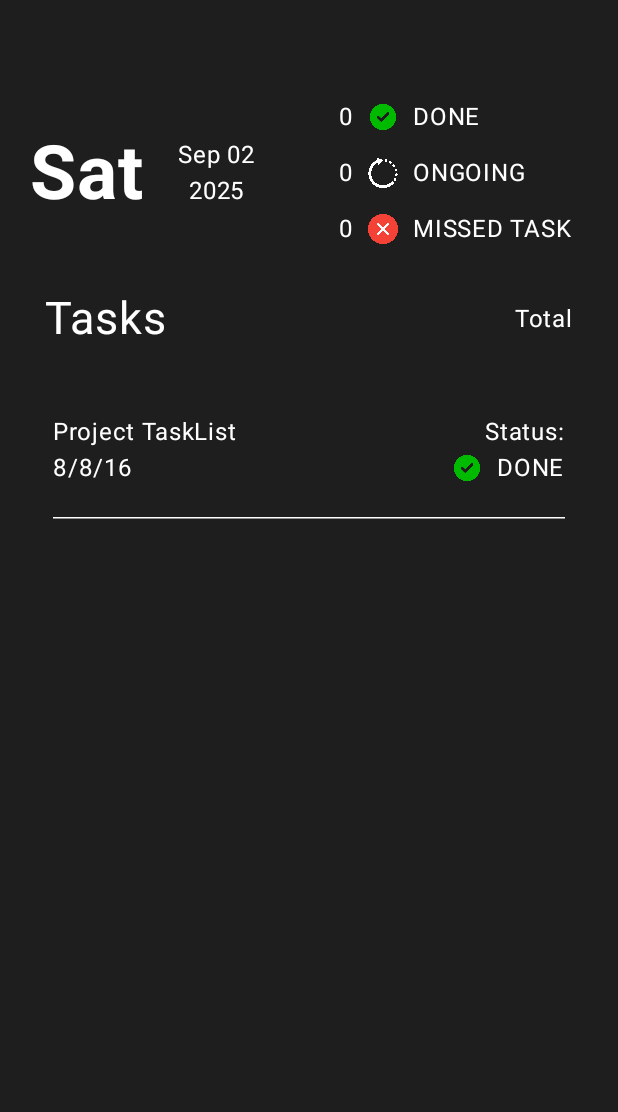
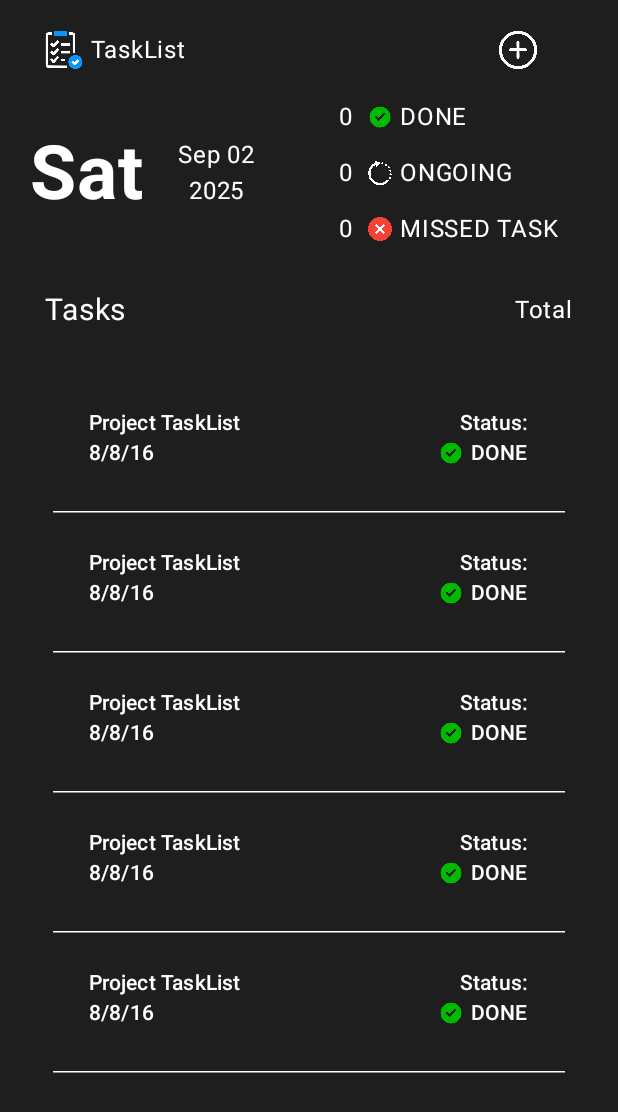
Before and after one commit to AndriQuinn/task-list-app-android, an Android app built with Jetpack Compose: the @Preview function GreetingPreview, on a phone screen of 412 x 824 dp. Shown: the top 1112 px of the screen. Run offline under Robolectric (Android 15) with nearby library versions, the phone set to English and light mode, and no system bars.

Commit message:
Added content navbar

```diff
--- a/app/src/main/java/com/example/tasklist/ui/theme/components/Components.kt
+++ b/app/src/main/java/com/example/tasklist/ui/theme/components/Components.kt
@@ -127,9 +127,9 @@ fun StatusIndicator(
         Image(
             painter = painterResource(statusType.icon),
             contentDescription = "status icon",
-            modifier = Modifier.size(20.dp)
+            modifier = Modifier.size(16.dp)
         )
-        Spacer(Modifier.width(10.dp))
+        Spacer(Modifier.width(5.dp))
         Text(
             text = statusType.statusName,
             color = Color.White
--- a/app/src/main/java/com/example/tasklist/ui/theme/screen/HomeScreen.kt
+++ b/app/src/main/java/com/example/tasklist/ui/theme/screen/HomeScreen.kt
@@ -24,9 +24,17 @@ import com.example.tasklist.ui.theme.components.DateBanner
 import com.example.tasklist.ui.theme.components.StatusIndicatorBar
 import com.example.tasklist.ui.theme.TaskListTheme
 import androidx.compose.foundation.layout.height
+import androidx.compose.material3.Button
+import androidx.compose.material3.ButtonDefaults.buttonColors
 import androidx.compose.material3.HorizontalDivider
+import androidx.compose.ui.res.painterResource
 import androidx.compose.ui.unit.dp
+import com.example.tasklist.R
 import com.example.tasklist.ui.theme.components.StatusIndicator
+import androidx.compose.foundation.Image
+import androidx.compose.foundation.layout.fillMaxHeight
+import androidx.compose.foundation.layout.size
+import androidx.compose.foundation.layout.width
 
 
 @Composable
@@ -83,9 +91,40 @@ fun TopBanner(
 @Composable
 fun NavBar(modifier: Modifier = Modifier) {
     Row(
-        modifier = modifier.fillMaxSize()
+        verticalAlignment = Alignment.CenterVertically,
+        horizontalArrangement = Arrangement.SpaceBetween,
+        modifier = modifier
+            .padding(horizontal = 30.dp)
+            .fillMaxSize()
     ) {
-
+        Row(
+            modifier = modifier.fillMaxHeight(),
+            verticalAlignment = Alignment.CenterVertically
+        ) {
+            Image(
+                painter = painterResource(R.drawable.logo_icon),
+                contentDescription = "logo image",
+                modifier = Modifier.size(25.dp)
+            )
+            Spacer(Modifier.width(5.dp))
+            Text (
+                text = "TaskList",
+                color = Color.White
+            )
+        }
+        Button(
+            onClick = {/**/},
+            colors = buttonColors(
+                contentColor = Color.Transparent,
+                containerColor = Color.Transparent
+            ),
+        ) {
+            Image(
+                painter = painterResource(R.drawable.add_icon),
+                contentDescription = "add icon",
+                modifier = Modifier.size(25.dp)
+            )
+        }
     }
 }
 
@@ -105,7 +144,7 @@ fun TaskLists(modifier: Modifier = Modifier) {
             Text(
                 text = "Tasks",
                 color = Color.White,
-                fontSize = 30.sp
+                fontSize = 20.sp
             )
             Text(
                 text = "Total",
@@ -124,6 +163,30 @@ fun TaskLists(modifier: Modifier = Modifier) {
                 deadline = "8/8/16",
                 status = StatusType.DONE
             )
+
+            TaskTab(
+                title = "Project TaskList",
+                deadline = "8/8/16",
+                status = StatusType.DONE
+            )
+
+            TaskTab(
+                title = "Project TaskList",
+                deadline = "8/8/16",
+                status = StatusType.DONE
+            )
+
+            TaskTab(
+                title = "Project TaskList",
+                deadline = "8/8/16",
+                status = StatusType.DONE
+            )
+
+            TaskTab(
+                title = "Project TaskList",
+                deadline = "8/8/16",
+                status = StatusType.DONE
+            )
         }
     }
 }
@@ -135,7 +198,15 @@ fun TaskTab(
     status: StatusType,
     modifier: Modifier = Modifier
 ) {
-    Row (
+    Button (
+        onClick = {/**/},
+        colors = buttonColors(
+            containerColor = Color.Transparent,
+            contentColor = Color.Transparent
+        ),
+        modifier = modifier.fillMaxWidth()
+    ) {
+        Row(
             modifier = Modifier
                 .padding(vertical = 15.dp)
                 .fillMaxWidth()
@@ -152,7 +223,7 @@ fun TaskTab(
                     text = title,
                     color = Color.White
                 )
-            Text (
+                Text(
                     text = deadline,
                     color = Color.White
                 )
@@ -175,6 +246,7 @@ fun TaskTab(
                 )
             }
         }
+    }
     Spacer(Modifier.height(5.dp))
     HorizontalDivider(
         thickness = 1.dp,
```
Also changed, not shown: app/src/main/res/drawable-nodpi/add_icon.png (added), app/src/main/res/drawable-nodpi/back_icon.png (added), app/src/main/res/drawable/logo_icon.png (added). Lines whose indentation alone changed are shown as unchanged.
